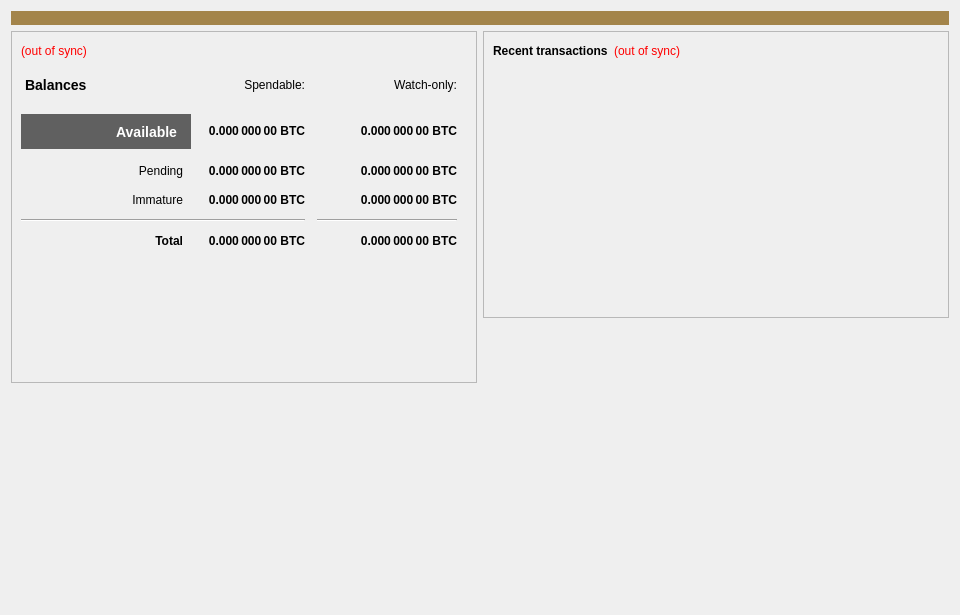
Above: src/qt/forms/overviewpage.ui from xumacoin/xuma-core before the change. Below: the same form after it.
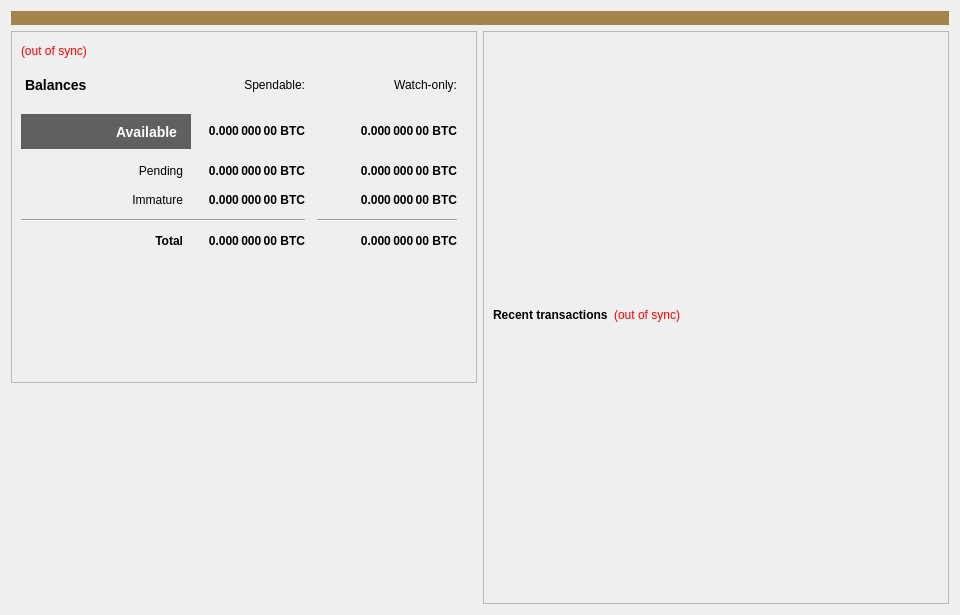
That is the form after the change. Icons and pictures are not drawn.

Commit message: Added XMX label, updated styles

```diff
--- a/src/qt/forms/overviewpage.ui
+++ b/src/qt/forms/overviewpage.ui
@@ -492,6 +492,22 @@
           <enum>QFrame::Raised</enum>
          </property>
          <layout class="QVBoxLayout" name="verticalLayout">
+          <item>
+           <spacer name="verticalSpacer_2">
+            <property name="orientation">
+             <enum>Qt::Vertical</enum>
+            </property>
+            <property name="sizeType">
+             <enum>QSizePolicy::Expanding</enum>
+            </property>
+            <property name="sizeHint" stdset="0">
+             <size>
+              <width>20</width>
+              <height>40</height>
+             </size>
+            </property>
+           </spacer>
+          </item>
           <item>
            <layout class="QHBoxLayout" name="horizontalLayout_2">
             <item>
@@ -544,7 +560,10 @@
           <item>
            <widget class="QListView" name="listTransactions">
             <property name="styleSheet">
-             <string notr="true">QListView { background: transparent; }</string>
+             <string notr="true">QListView { background: transparent; }
+QListView::item {
+  margin-bottom: 50px;
+}</string>
             </property>
             <property name="frameShape">
              <enum>QFrame::NoFrame</enum>
@@ -563,22 +582,6 @@
          </layout>
         </widget>
        </item>
-       <item>
-        <spacer name="verticalSpacer_2">
-         <property name="orientation">
-          <enum>Qt::Vertical</enum>
-         </property>
-         <property name="sizeType">
-          <enum>QSizePolicy::Expanding</enum>
-         </property>
-         <property name="sizeHint" stdset="0">
-          <size>
-           <width>20</width>
-           <height>40</height>
-          </size>
-         </property>
-        </spacer>
-       </item>
       </layout>
      </item>
     </layout>
```
The commit also changes 4 other files.
